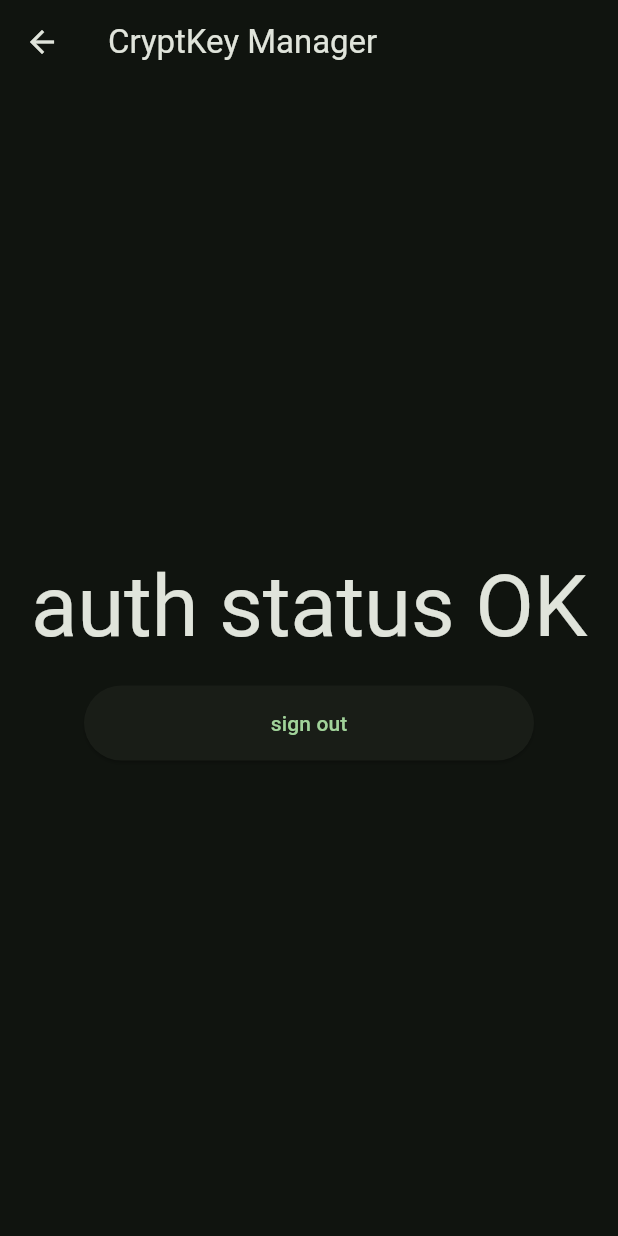
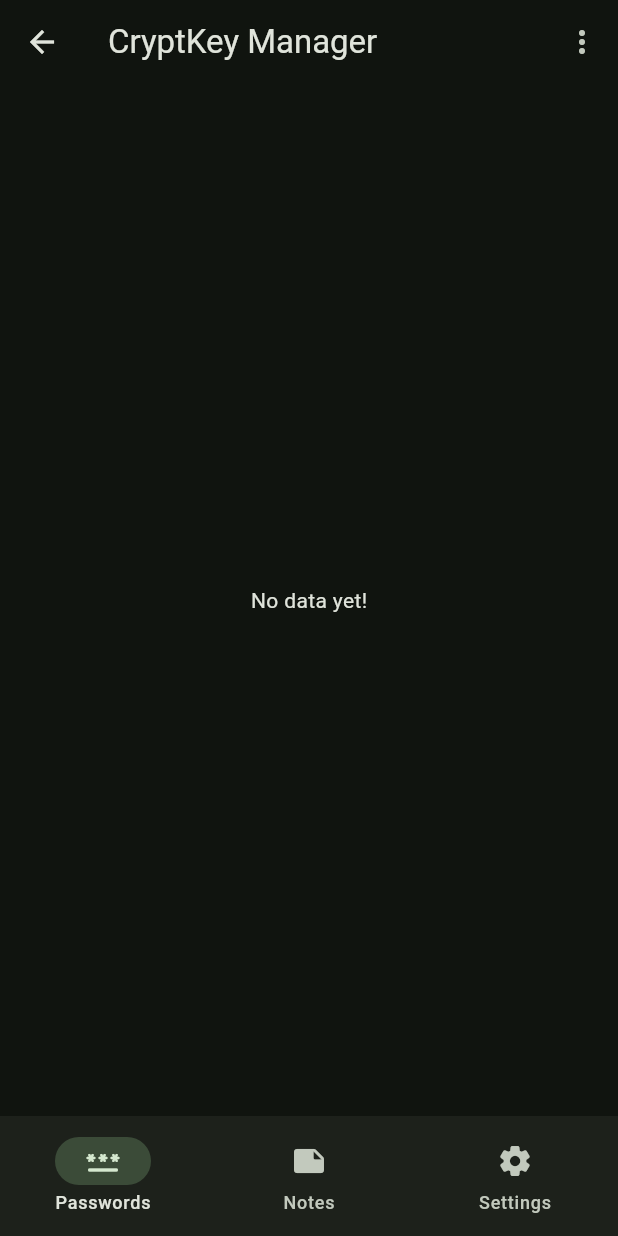
Before and after one commit to ItsDersty/CryptoKeyManager-App, a Flutter app: the MainScreen screen opened by its route, on a phone screen of 412 x 824 dp. Run offline on Flutter 3.47's test engine with Material 3 defaults, Android fonts, the phone set to English and light mode, and no system bars; our stand-ins replace dio, flutter_secure_storage; accounts and stored records are empty; network calls fail.

Commit message:
updated main screen, added data api function

```diff
--- a/lib/screens/auth/login_screen.dart
+++ b/lib/screens/auth/login_screen.dart
@@ -95,8 +95,9 @@
                     ),
 
                     validator: (value) {
-                      if (value == null || value.isEmpty)
+                      if (value == null || value.isEmpty) {
                         return 'Please enter username';
+                      }
                       //if (!value.contains('@')) return 'Enter a valid email';
                       return null;
                     },
@@ -119,8 +120,9 @@
                       prefixIcon: Icon(Icons.password_rounded),
                     ),
                     validator: (value) {
-                      if (value == null || value.isEmpty)
+                      if (value == null || value.isEmpty) {
                         return 'Please enter password';
+                      }
                       //if (value.length < 6) return 'Password too short';
                       return null;
                     },
--- a/lib/screens/main/main_screen.dart
+++ b/lib/screens/main/main_screen.dart
@@ -1,30 +1,64 @@
 import 'package:cryptkey_manager_app/screens/main/welcome_screen.dart';
 import 'package:flutter/material.dart';
-//import 'package:cryptkey_manager_app/screens/main/welcome_screen.dart';
+
 import 'package:cryptkey_manager_app/services/api_service.dart';
 import 'package:provider/provider.dart';
 
-class MainScreen extends StatelessWidget {
+class MainScreen extends StatefulWidget {
   const MainScreen({super.key});
+
+  @override
+  State<MainScreen> createState() => _MainScreenState();
+}
+
+class _MainScreenState extends State<MainScreen> {
+  late Future userData;
+  @override
+  void initState() {
+    super.initState();
+    final api = context.read<ApiService>();
+    userData = api.getData();
+  }
+
+  int currentPageIndex = 0;
+  NavigationDestinationLabelBehavior labelBehavior =
+      NavigationDestinationLabelBehavior.alwaysShow;
 
   @override
   Widget build(BuildContext context) {
     final api = Provider.of<ApiService>(context, listen: false);
 
     return Scaffold(
-      appBar: AppBar(title: const Text('CryptKey Manager')),
-      body: Center(
-        child: Column(
-          mainAxisAlignment: MainAxisAlignment.center,
-          children: [
-            Text(
-              'auth status OK',
-              style: Theme.of(context).textTheme.displayLarge,
-              textAlign: TextAlign.center,
+      bottomNavigationBar: NavigationBar(
+        labelBehavior: labelBehavior,
+        selectedIndex: currentPageIndex,
+        onDestinationSelected: (int index) {
+          setState(() {
+            currentPageIndex = index;
+          });
+        },
+        destinations: const <Widget>[
+          NavigationDestination(
+            icon: Icon(Icons.password_rounded),
+            label: 'Passwords',
           ),
-            const SizedBox(height: 20),
-            ElevatedButton(
-              style: ElevatedButton.styleFrom(minimumSize: const Size(300, 50)),
+          NavigationDestination(icon: Icon(Icons.note_rounded), label: 'Notes'),
+          NavigationDestination(
+            icon: Icon(Icons.settings_rounded),
+            label: 'Settings',
+          ),
+        ],
+      ),
+      appBar: AppBar(
+        title: const Text('CryptKey Manager'),
+        actions: [
+          PopupMenuButton<String>(
+            itemBuilder: (BuildContext context) => <PopupMenuEntry<String>>[
+              PopupMenuItem(
+                child: ElevatedButton(
+                  style: ElevatedButton.styleFrom(
+                    minimumSize: const Size(300, 50),
+                  ),
                   onPressed: () async {
                     await api.signOut();
                     if (context.mounted) {
@@ -38,9 +72,72 @@
                   },
                   child: const Text('sign out'),
                 ),
+              ),
+            ],
+          ),
+        ],
+      ),
+      body: FutureBuilder(
+        future: userData,
+        builder: (context, snapshot) {
+          if (snapshot.connectionState == ConnectionState.waiting) {
+            return const Center(child: CircularProgressIndicator());
+          }
+
+          final data = snapshot.data ?? [];
+
+          return IndexedStack(
+            index: currentPageIndex,
+            children: [
+              data.isEmpty
+                  ? const Center(child: Text("No data yet!"))
+                  : ListView.builder(
+                      itemCount: data.length,
+                      itemBuilder: (context, index) {
+                        return Center(
+                          child: Card(
+                            child: Column(
+                              mainAxisSize: MainAxisSize.min,
+                              children: <Widget>[
+                                const ListTile(
+                                  leading: Icon(Icons.album),
+                                  title: Text('Title'),
+                                  subtitle: Text(
+                                    'some description i dont know',
+                                  ),
+                                ),
+                                Row(
+                                  mainAxisAlignment: MainAxisAlignment.end,
+                                  children: <Widget>[
+                                    TextButton(
+                                      child: const Text('View'),
+                                      onPressed: () {
+                                        /* ... */
+                                      },
+                                    ),
+                                    const SizedBox(width: 8),
+                                    TextButton(
+                                      child: const Text('View'),
+                                      onPressed: () {
+                                        /* ... */
+                                      },
+                                    ),
+                                    const SizedBox(width: 8),
+                                  ],
+                                ),
                               ],
                             ),
                           ),
                         );
+                      },
+                    ),
+
+              Text("Hello world!"),
+              Text("Hello world2!"),
+            ],
+          );
+        },
+      ),
+    );
   }
 }
--- a/lib/services/api_service.dart
+++ b/lib/services/api_service.dart
@@ -86,6 +86,19 @@
     return null;
   }
 
+  Future<List<dynamic>?> getData() async {
+    try {
+      final response = await _dio.get('/api/v1/vault/get-entries', data: {});
+
+      if (response.statusCode == 200) {
+        return response.data;
+      }
+    } on DioException catch (e) {
+      print("Error while try to get data: ${e.message}");
+    }
+    return null;
+  }
+
   Future<Map<String, dynamic>?> refreshToken(String token) async {
     try {
       final response = await _refreshDio.post(
@@ -100,7 +113,7 @@
       //catch (e) {
       signOut();
 
-      print("session is outdated, returning to welcome screen");
+      print("session is outdated, code should return to welcome screen");
     }
     return null;
   }
```
Also changed, not shown: lib/screens/main/welcome_screen.dart (+12 -7 lines). Lines whose indentation alone changed are shown as unchanged.
